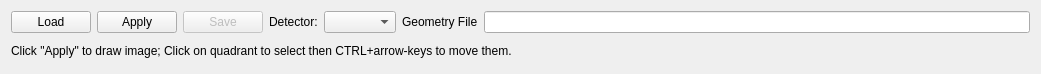
The window that geoAssembler/widgets/editor/geometry_editor.ui (European-XFEL/geoAssembler) describes before a commit, drawn with Qt 5.
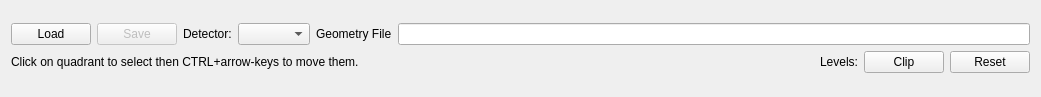
The same window after the commit.

Commit message: Reorganise loading geometry into geoAssembler

Diff of the .ui file:
```diff
--- a/geoAssembler/widgets/editor/geometry_editor.ui
+++ b/geoAssembler/widgets/editor/geometry_editor.ui
@@ -7,7 +7,7 @@
     <x>0</x>
     <y>0</y>
     <width>1041</width>
-    <height>74</height>
+    <height>97</height>
    </rect>
   </property>
   <property name="sizePolicy">
@@ -34,16 +34,6 @@
          </property>
         </widget>
        </item>
-       <item>
-        <widget class="QPushButton" name="bt_apply">
-         <property name="toolTip">
-          <string>Assemble Data</string>
-         </property>
-         <property name="text">
-          <string>Apply</string>
-         </property>
-        </widget>
-       </item>
        <item>
         <widget class="QPushButton" name="bt_save">
          <property name="enabled">
@@ -84,11 +74,49 @@
       </layout>
      </item>
      <item>
-      <widget class="QLabel" name="label_3">
-       <property name="text">
-        <string>Click &quot;Apply&quot; to draw image; Click on quadrant to select then CTRL+arrow-keys to move them.</string>
-       </property>
-      </widget>
+      <layout class="QHBoxLayout" name="horizontalLayout_2">
+       <item>
+        <widget class="QLabel" name="label_4">
+         <property name="text">
+          <string>Click on quadrant to select then CTRL+arrow-keys to move them.</string>
+         </property>
+        </widget>
+       </item>
+       <item>
+        <spacer name="horizontalSpacer">
+         <property name="orientation">
+          <enum>Qt::Horizontal</enum>
+         </property>
+         <property name="sizeHint" stdset="0">
+          <size>
+           <width>40</width>
+           <height>20</height>
+          </size>
+         </property>
+        </spacer>
+       </item>
+       <item>
+        <widget class="QLabel" name="label_3">
+         <property name="text">
+          <string>Levels:</string>
+         </property>
+        </widget>
+       </item>
+       <item>
+        <widget class="QPushButton" name="bt_clip_levels">
+         <property name="text">
+          <string>Clip</string>
+         </property>
+        </widget>
+       </item>
+       <item>
+        <widget class="QPushButton" name="bt_reset_levels">
+         <property name="text">
+          <string>Reset</string>
+         </property>
+        </widget>
+       </item>
+      </layout>
      </item>
     </layout>
    </item>
```
The commit also changes 2 other files.
